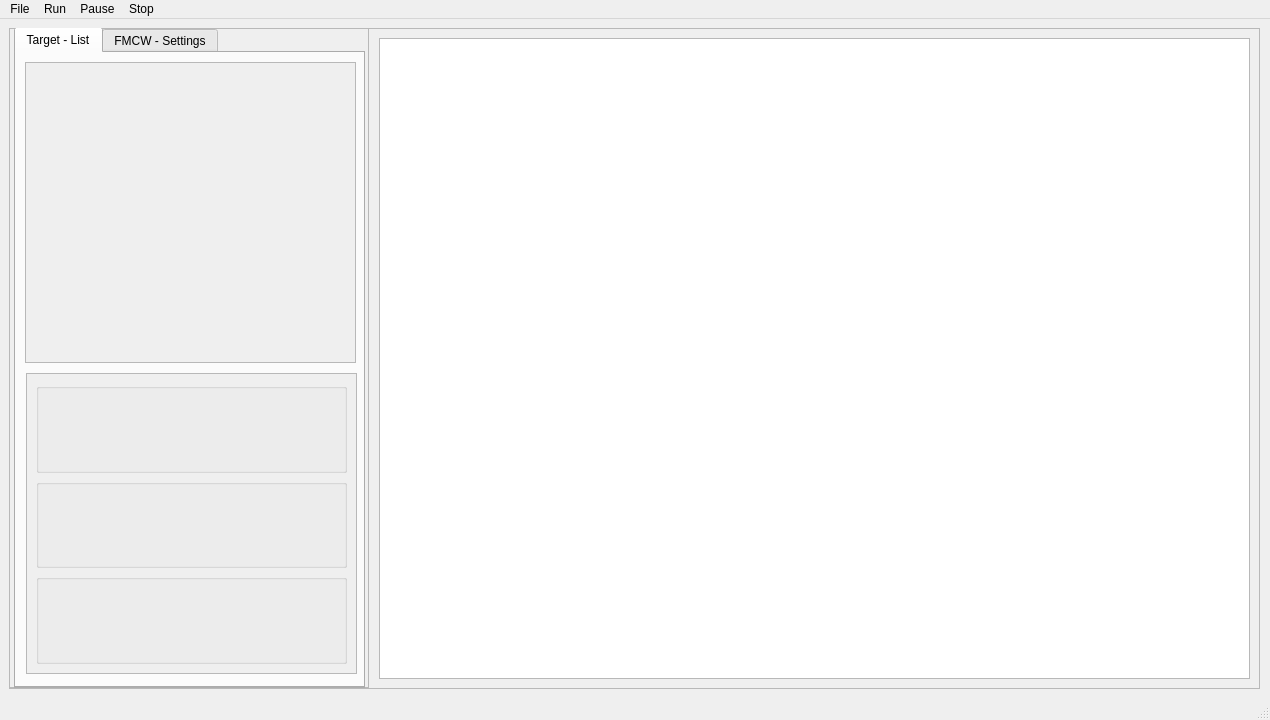
Bennys-Quarter/FMCW_Simulator, file app/ui/main_window.ui: the form before one commit.
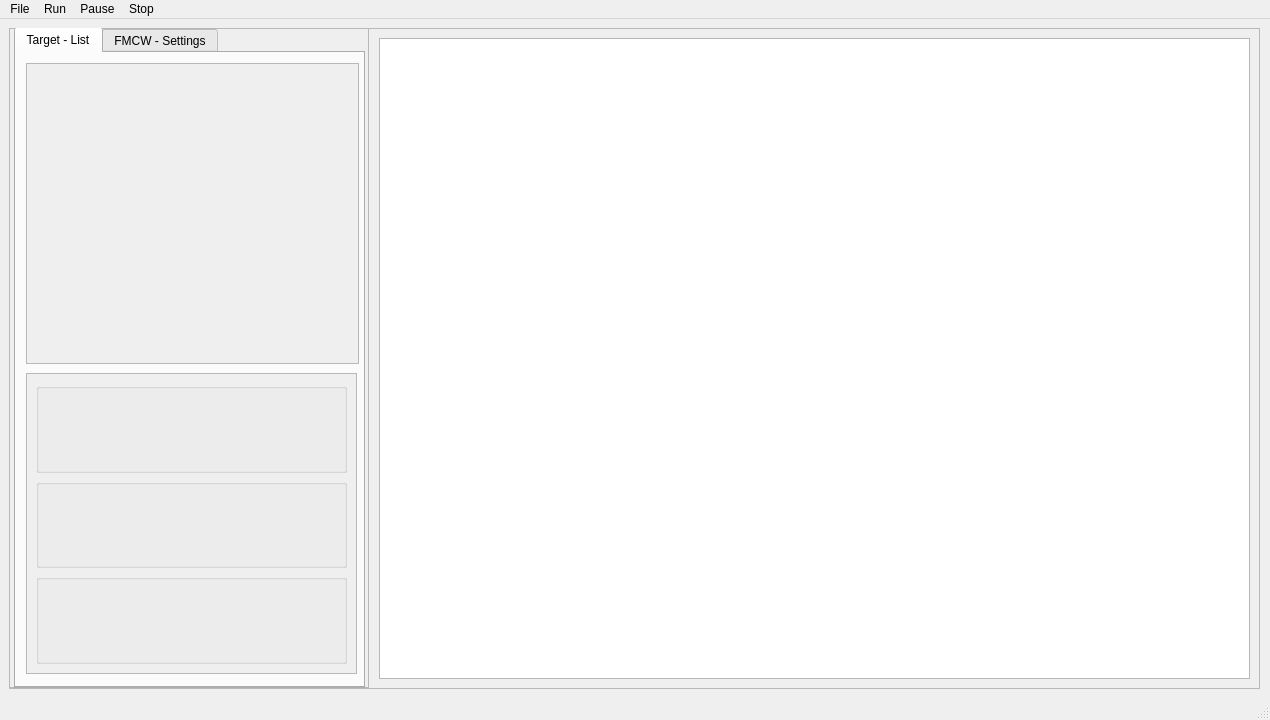
The form after the commit. Custom widgets are drawn as their Qt base class.

What changed in the file:
```diff
--- a/app/ui/main_window.ui
+++ b/app/ui/main_window.ui
@@ -81,9 +81,9 @@
        <widget class="TargetList" name="TargetList">
         <property name="geometry">
          <rect>
-          <x>9</x>
-          <y>9</y>
-          <width>331</width>
+          <x>10</x>
+          <y>10</y>
+          <width>333</width>
           <height>301</height>
          </rect>
         </property>
@@ -98,12 +98,12 @@
           <rect>
            <x>0</x>
            <y>0</y>
-           <width>329</width>
+           <width>331</width>
            <height>299</height>
           </rect>
          </property>
-         <layout class="QGridLayout" name="gridLayout_2">
-          <item row="0" column="0">
+         <layout class="QVBoxLayout" name="verticalLayout">
+          <item>
            <spacer name="verticalSpacer">
             <property name="orientation">
              <enum>Qt::Vertical</enum>
```
Left out of the diff: 74 changed lines with no effect on the pictures.
